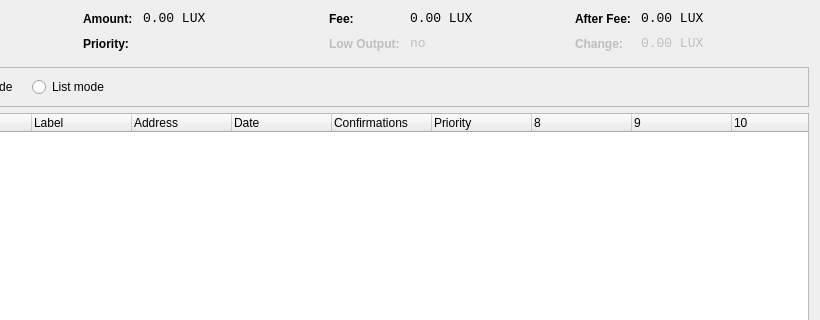
Qt form src/qt/forms/coincontroldialog.ui (LUX-Core/lux) before a commit; both pictures show x 180 to 1000 and y 0 to 320 of the 1000 by 500 pixel window.
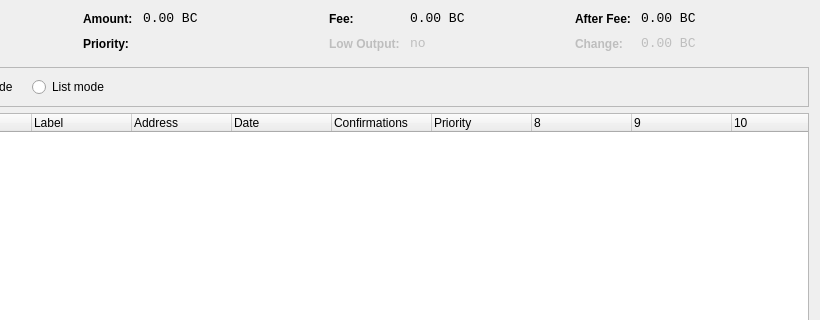
The same form after that commit. Custom widgets are drawn as their Qt base class.

```diff
--- a/src/qt/forms/coincontroldialog.ui
+++ b/src/qt/forms/coincontroldialog.ui
@@ -141,7 +141,7 @@
           <enum>Qt::ActionsContextMenu</enum>
          </property>
          <property name="text">
-          <string notr="true">0.00 LUX</string>
+          <string notr="true">0.00 BC</string>
          </property>
          <property name="textInteractionFlags">
           <set>Qt::LinksAccessibleByMouse|Qt::TextSelectableByKeyboard|Qt::TextSelectableByMouse</set>
@@ -221,7 +221,7 @@
           <enum>Qt::ActionsContextMenu</enum>
          </property>
          <property name="text">
-          <string notr="true">0.00 LUX</string>
+          <string notr="true">0.00 BC</string>
          </property>
          <property name="textInteractionFlags">
           <set>Qt::LinksAccessibleByMouse|Qt::TextSelectableByKeyboard|Qt::TextSelectableByMouse</set>
@@ -307,7 +307,7 @@
           <enum>Qt::ActionsContextMenu</enum>
          </property>
          <property name="text">
-          <string notr="true">0.00 LUX</string>
+          <string notr="true">0.00 BC</string>
          </property>
          <property name="textInteractionFlags">
           <set>Qt::LinksAccessibleByMouse|Qt::TextSelectableByKeyboard|Qt::TextSelectableByMouse</set>
@@ -345,7 +345,7 @@
           <enum>Qt::ActionsContextMenu</enum>
          </property>
          <property name="text">
-          <string notr="true">0.00 LUX</string>
+          <string notr="true">0.00 BC</string>
          </property>
          <property name="textInteractionFlags">
           <set>Qt::LinksAccessibleByMouse|Qt::TextSelectableByKeyboard|Qt::TextSelectableByMouse</set>
```
